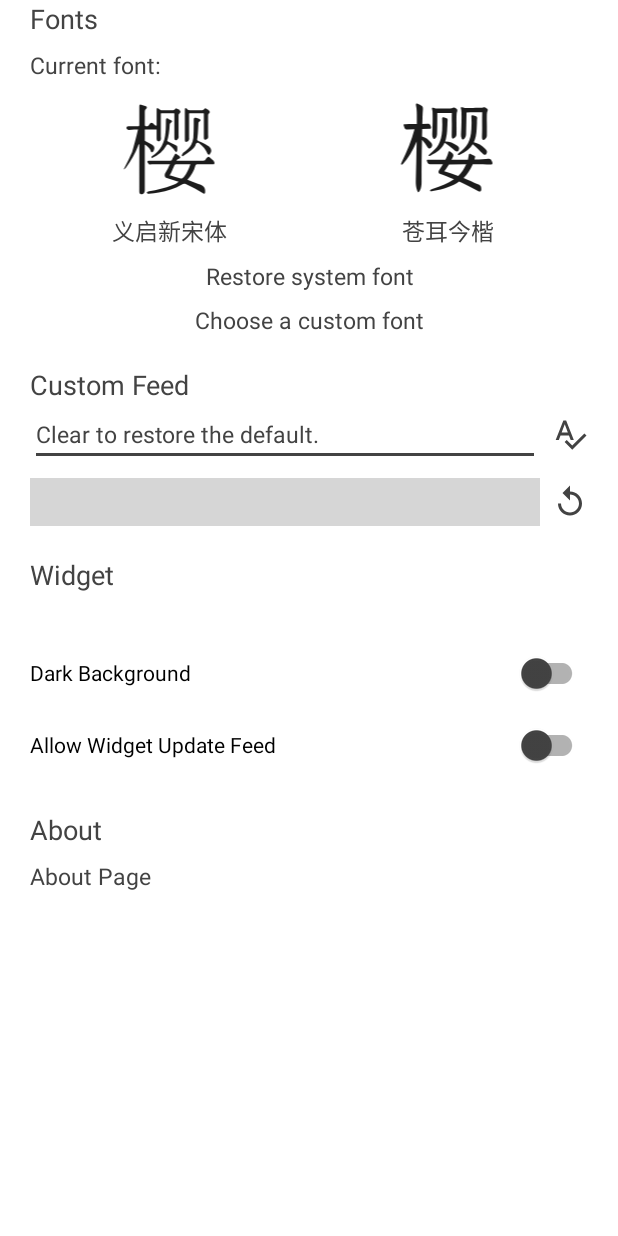
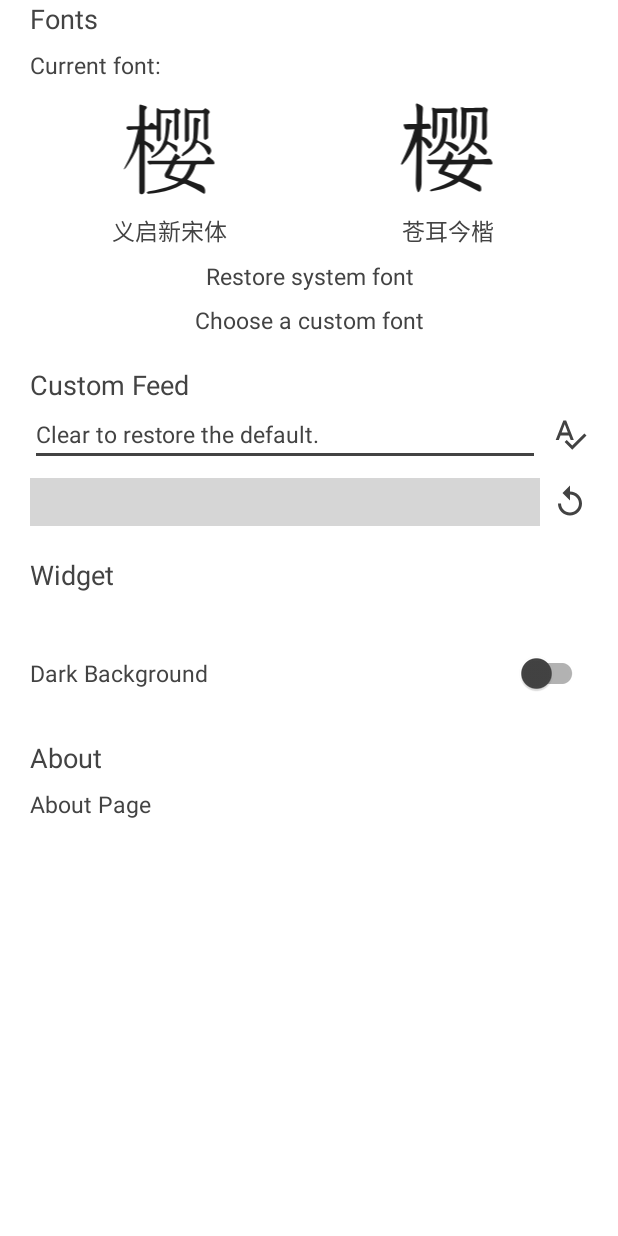
Before and after one commit to lz233/OneText_For_Android, an Android app: the layout content_setting.xml on its own in the app's theme, with its tools: preview values and no code run, on a phone screen of 412 x 824 dp. Run offline under Robolectric (Android 15) with nearby library versions, the phone set to English and light mode, and no system bars; plain views replace IndicatorSeekBar; grey boxes are pictures that could not be loaded.

Commit message:
1.111 for android q

```diff
--- a/app/build.gradle
+++ b/app/build.gradle
@@ -7,8 +7,8 @@ android {
         applicationId "com.lz233.onetext"
         minSdkVersion 21
         targetSdkVersion 29
-        versionCode 20190812
-        versionName '1.11'
+        versionCode 2019081
+        versionName '1.111'
         testInstrumentationRunner "androidx.test.runner.AndroidJUnitRunner"
     }
     buildTypes {
--- a/app/src/main/java/com/lz233/onetext/MainActivity.java
+++ b/app/src/main/java/com/lz233/onetext/MainActivity.java
@@ -358,6 +358,8 @@ public class MainActivity extends BaseActivity implements EasyPermissions.Permis
                     }
                 });
                 FileUtils.downLoadFileFromURL(sharedPreferences.getString("feed_URL","https://github.com/lz233/OneText-Library/raw/master/OneText-Library.json"),getFilesDir().getPath()+"/OneText/","OneText-Library.json",true);
+                editor.remove("widget_request_download");
+                editor.apply();
                 progressBar.post(new Runnable() {
                     @Override
                     public void run() {
--- a/app/src/main/java/com/lz233/onetext/tools/FileUtils.java
+++ b/app/src/main/java/com/lz233/onetext/tools/FileUtils.java
@@ -28,7 +28,7 @@ public class FileUtils {
                 try {
                     if(!isFile(FilePath)){
                         File file = new File(FilePath);
-                        file.mkdir();
+                        file.mkdirs();
                     }
                     URL url = new URL(URLpath);
                     HttpURLConnection con = (HttpURLConnection) url.openConnection();
--- a/app/src/main/res/layout/content_setting.xml
+++ b/app/src/main/res/layout/content_setting.xml
@@ -183,13 +183,9 @@
                 android:layout_width="match_parent"
                 android:layout_height="wrap_content"
                 app:thumbTint="@color/colorText3"
+                android:textColor="@color/colorText3"
+                android:textSize="@dimen/small_text_size"
                 android:text="@string/widget_dark" />
-            <androidx.appcompat.widget.SwitchCompat
-                android:id="@+id/widget_can_ownload_switch"
-                android:layout_width="match_parent"
-                android:layout_height="wrap_content"
-                app:thumbTint="@color/colorText3"
-                android:text="@string/widget_can_download" />
             <TextView
                 android:layout_width="match_parent"
                 android:layout_height="wrap_content"
```
Also changed, not shown: app/src/main/java/com/lz233/onetext/SettingActivity.java (+3 -19 lines), app/src/main/java/com/lz233/onetext/WidgetProvider.java (+1 -6 lines), 1 other file.
